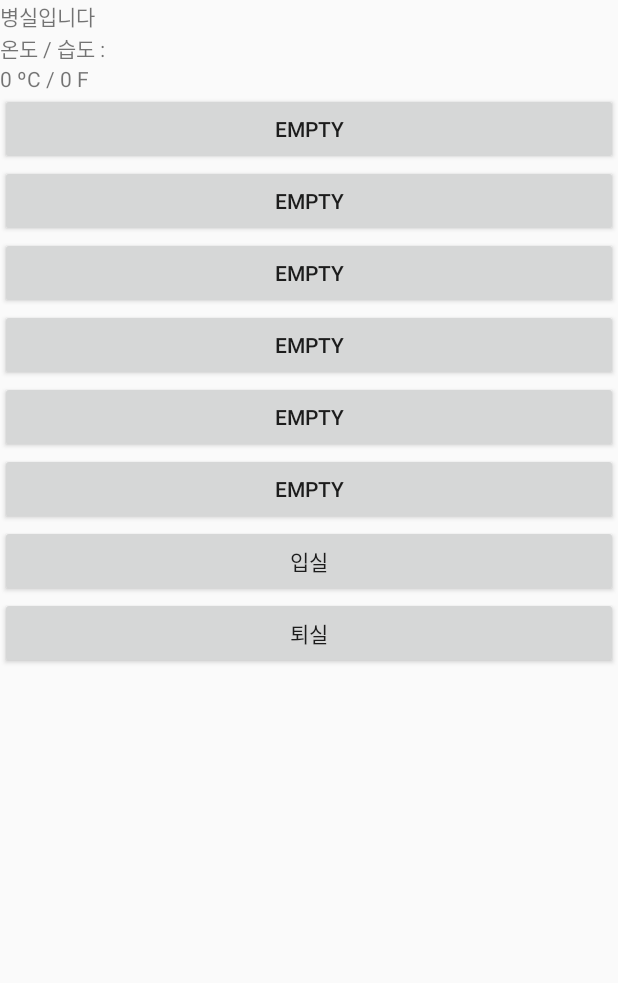
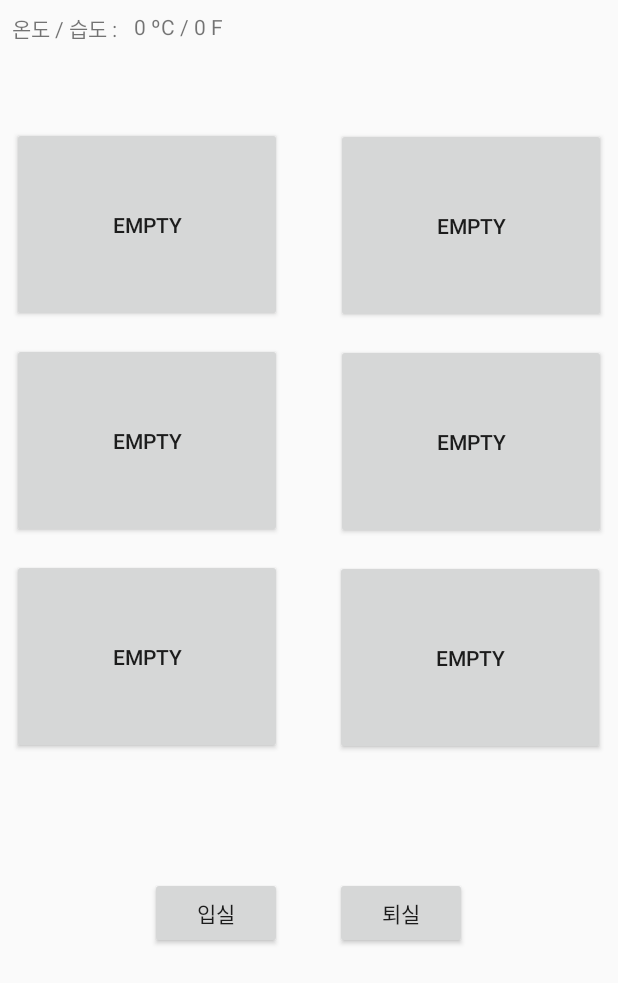
Before and after one commit to Jake2433/HospitalRoom, an Android app: the Room screen opened directly, with no data from a screen before it, on a phone screen of 412 x 824 dp. Shown: the top 983 px of the screen. Run offline under Robolectric (Android 15) with nearby library versions, the phone set to English and light mode, and no system bars.

Commit message:
그림 추가 및 이동 간소화

```diff
--- a/app/src/main/AndroidManifest.xml
+++ b/app/src/main/AndroidManifest.xml
@@ -21,6 +21,7 @@
         <activity android:name=".SignIn"/>
         <activity android:name=".Room"/>
         <activity android:name=".PatientInfo"/>
+        <activity android:name=".FirstScreen"/>
     </application>
 
 </manifest>
--- a/app/src/main/res/layout/activity_room.xml
+++ b/app/src/main/res/layout/activity_room.xml
@@ -1,80 +1,129 @@
 <?xml version="1.0" encoding="utf-8"?>
-<LinearLayout xmlns:android="http://schemas.android.com/apk/res/android"
+<android.support.constraint.ConstraintLayout xmlns:android="http://schemas.android.com/apk/res/android"
+    xmlns:app="http://schemas.android.com/apk/res-auto"
+    xmlns:tools="http://schemas.android.com/tools"
     android:orientation="vertical" android:layout_width="match_parent"
     android:layout_height="match_parent">
 
     <TextView
-        android:id="@+id/textView"
-        android:layout_width="match_parent"
+        android:id="@+id/textView2"
+        android:layout_width="0dp"
         android:layout_height="wrap_content"
-        android:text="병실입니다" />
-
-    <TextView
-        android:id="@+id/textView2"
-        android:layout_width="match_parent"
-        android:layout_height="wrap_content"
-        android:text="온도 / 습도 : " />
+        android:text="온도 / 습도 : "
+        app:layout_constraintTop_toTopOf="parent"
+        android:layout_marginTop="8dp"
+        android:layout_marginLeft="8dp"
+        app:layout_constraintLeft_toLeftOf="parent" />
 
     <TextView
         android:id="@+id/textView3"
-        android:layout_width="match_parent"
+        android:layout_width="0dp"
         android:layout_height="wrap_content"
-        android:text="0 ºC / 0 F" />
+        android:text="0 ºC / 0 F"
+        app:layout_constraintTop_toTopOf="parent"
+        android:layout_marginTop="8dp"
+        app:layout_constraintLeft_toRightOf="@+id/textView2"
+        android:layout_marginLeft="8dp"
+        android:layout_marginRight="8dp"
+        app:layout_constraintRight_toRightOf="parent" />
 
     <Button
         android:id="@+id/Btn_FirstP"
-        android:layout_width="match_parent"
-        android:layout_height="wrap_content"
+        android:layout_width="180dp"
+        android:layout_height="130dp"
         android:onClick="CliFirstP"
-        android:text="EMPTY" />
+        android:text="EMPTY"
+        app:layout_constraintLeft_toRightOf="@+id/Btn_SixthP"
+        android:layout_marginLeft="35dp"
+        android:layout_marginTop="14dp"
+        app:layout_constraintTop_toBottomOf="@+id/Btn_SecondP" />
 
     <Button
         android:id="@+id/Btn_SecondP"
-        android:layout_width="match_parent"
-        android:layout_height="wrap_content"
+        android:layout_width="180dp"
+        android:layout_height="130dp"
         android:onClick="CliSecondP"
-        android:text="EMPTY" />
+        android:text="EMPTY"
+        android:layout_marginTop="14dp"
+        app:layout_constraintTop_toBottomOf="@+id/Btn_ThirdP"
+        android:layout_marginRight="8dp"
+        app:layout_constraintRight_toRightOf="parent"
+        app:layout_constraintLeft_toRightOf="@+id/Btn_FifthP"
+        android:layout_marginLeft="8dp"
+        app:layout_constraintHorizontal_bias="1.0" />
 
     <Button
         android:id="@+id/Btn_ThirdP"
-        android:layout_width="match_parent"
-        android:layout_height="wrap_content"
+        android:layout_width="180dp"
+        android:layout_height="130dp"
+        android:layout_marginLeft="8dp"
+        android:layout_marginRight="8dp"
         android:onClick="CliThirdP"
-        android:text="EMPTY" />
+        android:text="EMPTY"
+        app:layout_constraintHorizontal_bias="1.0"
+        app:layout_constraintLeft_toRightOf="@+id/Btn_FourthP"
+        app:layout_constraintRight_toRightOf="parent"
+        android:layout_marginTop="58dp"
+        app:layout_constraintTop_toBottomOf="@+id/textView3" />
 
     <Button
         android:id="@+id/Btn_FourthP"
-        android:layout_width="match_parent"
-        android:layout_height="wrap_content"
+        android:layout_width="180dp"
+        android:layout_height="130dp"
+        android:layout_marginLeft="8dp"
         android:onClick="CliFourthP"
-        android:text="EMPTY" />
+        android:text="EMPTY"
+        app:layout_constraintLeft_toLeftOf="parent"
+        android:layout_marginTop="57dp"
+        app:layout_constraintTop_toBottomOf="@+id/textView3" />
 
     <Button
         android:id="@+id/Btn_FifthP"
-        android:layout_width="match_parent"
-        android:layout_height="wrap_content"
+        android:layout_width="180dp"
+        android:layout_height="130dp"
         android:onClick="CliFifthP"
-        android:text="EMPTY" />
+        android:text="EMPTY"
+        android:layout_marginTop="14dp"
+        app:layout_constraintTop_toBottomOf="@+id/Btn_FourthP"
+        android:layout_marginLeft="8dp"
+        app:layout_constraintLeft_toLeftOf="parent" />
 
     <Button
         android:id="@+id/Btn_SixthP"
-        android:layout_width="match_parent"
-        android:layout_height="wrap_content"
+        android:layout_width="180dp"
+        android:layout_height="130dp"
         android:onClick="CliSixthP"
-        android:text="EMPTY" />
+        android:text="EMPTY"
+        app:layout_constraintHorizontal_bias="0.034"
+        app:layout_constraintLeft_toLeftOf="parent"
+        app:layout_constraintRight_toRightOf="parent"
+        android:layout_marginTop="14dp"
+        app:layout_constraintTop_toBottomOf="@+id/Btn_FifthP" />
 
     <Button
         android:id="@+id/Btn_add"
-        android:layout_width="match_parent"
+        android:layout_width="88dp"
         android:layout_height="wrap_content"
         android:text="입실"
-        android:onClick="CliAdd"/>
+        android:onClick="CliAdd"
+        app:layout_constraintRight_toLeftOf="@+id/Btn_rmv"
+        android:layout_marginRight="8dp"
+        android:layout_marginLeft="8dp"
+        app:layout_constraintLeft_toLeftOf="parent"
+        app:layout_constraintHorizontal_bias="0.773"
+        android:layout_marginTop="82dp"
+        app:layout_constraintTop_toBottomOf="@+id/Btn_SixthP" />
 
     <Button
         android:id="@+id/Btn_rmv"
-        android:layout_width="match_parent"
+        android:layout_width="88dp"
         android:layout_height="wrap_content"
         android:text="퇴실"
-        android:onClick="CliRmv"/>
+        android:onClick="CliRmv"
+        app:layout_constraintLeft_toLeftOf="parent"
+        app:layout_constraintRight_toRightOf="parent"
+        app:layout_constraintHorizontal_bias="0.69"
+        android:layout_marginTop="81dp"
+        app:layout_constraintTop_toBottomOf="@+id/Btn_FirstP" />
 
-</LinearLayout>
+</android.support.constraint.ConstraintLayout>
--- a/app/src/main/res/values/styles.xml
+++ b/app/src/main/res/values/styles.xml
@@ -7,7 +7,7 @@
         <item name="colorPrimaryDark">@color/colorPrimaryDark</item>
         <item name="colorAccent">@color/colorAccent</item>
 
-        <!--액션바, 타이틀바 없애기 -->
+        <!--액션바, 타이틀바 없애기-->
         <item name="windowActionBar">false</item>
         <item name="windowNoTitle">true</item>
 
```
Also changed, not shown: app/src/main/java/com/example/kyb24/hospitalroom/FirstScreen.java (added, +148 -0 lines), app/src/main/java/com/example/kyb24/hospitalroom/MainActivity.java (+7 -6 lines), app/src/main/java/com/example/kyb24/hospitalroom/SignIn.java (deleted, +0 -148 lines), app/src/main/res/layout/activity_firstscreen.xml (added, +70 -0 lines), app/src/main/res/layout/activity_main.xml (+24 -14 lines), app/src/main/res/layout/activity_signin.xml (deleted, +0 -78 lines), app/src/main/res/menu/popupmenu.xml (added, +30 -0 lines), app/src/main/res/drawable/hippo.png (added), app/src/main/res/drawable/hospital.png, app/src/main/res/drawable/move.png (added), app/src/main/res/drawable/signin.png (added), app/src/main/res/drawable/signup.png (added).
